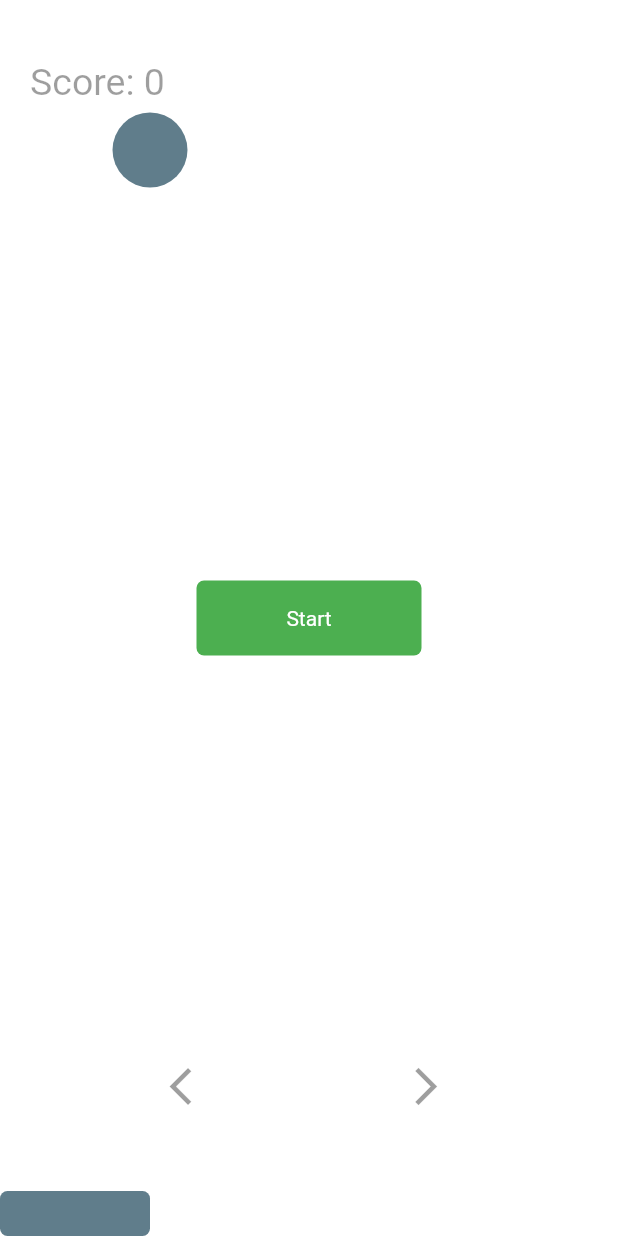
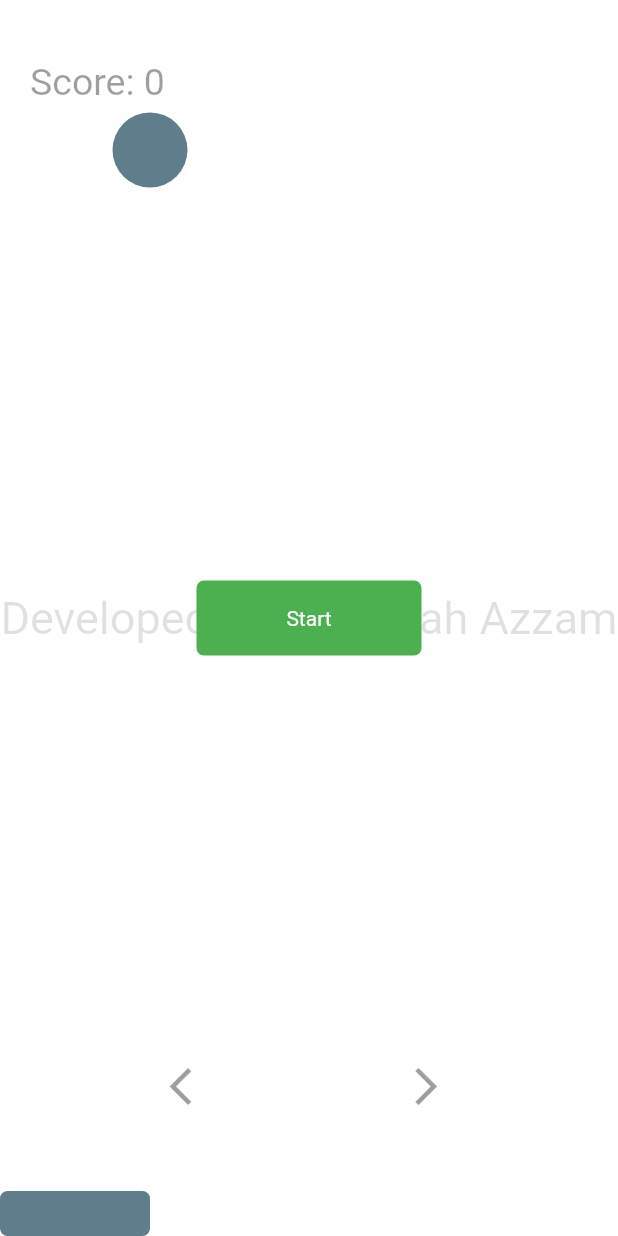
Before and after one commit to azzamt11/AzzamTennisGame-Version1, a Flutter app: the screen it shows after launch, on a phone screen of 412 x 824 dp. Run offline on Flutter 3.47's test engine with Material 2 defaults, Android fonts, the phone set to English and light mode, and no system bars; our stand-ins replace shared_preferences.

Commit message:
small-changes

```diff
--- a/lib/main.dart
+++ b/lib/main.dart
@@ -10,7 +10,6 @@ void main() {
 class MyApp extends StatelessWidget {
   const MyApp({super.key});
 
-  // This widget is the root of your application.
   @override
   Widget build(BuildContext context) {
     return const MaterialApp(
@@ -55,20 +54,39 @@ class _MyHomePageState extends State<MyHomePage> {
 
   @override
   Widget build(BuildContext context) {
-    var size= MediaQuery.of(context).size;
+    var actualSize= MediaQuery.of(context).size;
+    Size size= Size(
+      min(actualSize.width, 600),
+      actualSize.height,
+    );
     return Scaffold(
-      body: getBody(size)
+      body: getBody(actualSize, size)
     );
   }
 
-  Widget getBody(Size size) {
+  Widget getBody(Size actualSize, Size size) {
     double defWidth= size.width- radius;
     return Container(
+      height: actualSize.height,
+      width: actualSize.width,
+      color: Colors.blueGrey,
+      child: Center(
+        child: Container(
             height: size.height,
             width: size.width,
             color: Colors.white,
             child: Stack(
               children: [
+                SizedBox(
+                  height: size.height,
+                  width: size.width,
+                  child: const Center(
+                      child: Text(
+                        "Developed By: Abdullah Azzam",
+                        style: TextStyle(fontSize: 30, color: Colors.black12),
+                      )
+                  ),
+                ),
                 Positioned(
                     top: yPosition- radius,
                     left: xPosition- radius,
@@ -115,6 +133,8 @@ class _MyHomePageState extends State<MyHomePage> {
                 getScoreDisplay(size),
                 isGameOver? gameOver(size, defWidth) : const SizedBox(height: 0),
               ],
+            )
+        )
       )
     );
   }
```
Lines whose indentation alone changed are shown as unchanged.
